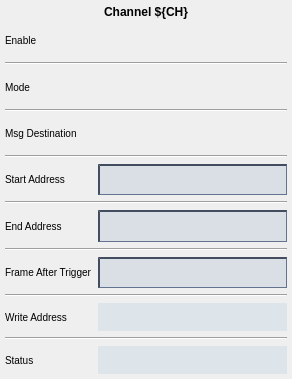
Old version of the form waveform_engine.ui in the repository cristinasewell/ATCA_PyDM_Screens.
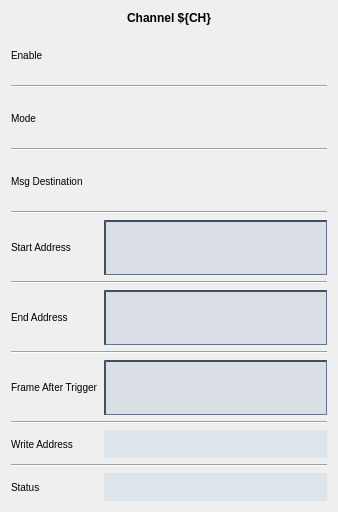
New version of the form. Custom widgets are drawn as their Qt base class.

Commit message: FIX - fix waveform layout

The edit to the form file:
```diff
--- a/waveform_engine.ui
+++ b/waveform_engine.ui
@@ -6,8 +6,8 @@
    <rect>
     <x>0</x>
     <y>0</y>
-    <width>292</width>
-    <height>379</height>
+    <width>338</width>
+    <height>512</height>
    </rect>
   </property>
   <property name="minimumSize">
@@ -60,18 +60,6 @@
 }</string>
   </property>
   <layout class="QVBoxLayout" name="verticalLayout" stretch="0,1">
-   <property name="leftMargin">
-    <number>5</number>
-   </property>
-   <property name="topMargin">
-    <number>5</number>
-   </property>
-   <property name="rightMargin">
-    <number>5</number>
-   </property>
-   <property name="bottomMargin">
-    <number>5</number>
-   </property>
    <item>
     <widget class="QLabel" name="label_9">
      <property name="styleSheet">
```
The commit also changes 2 other files.
